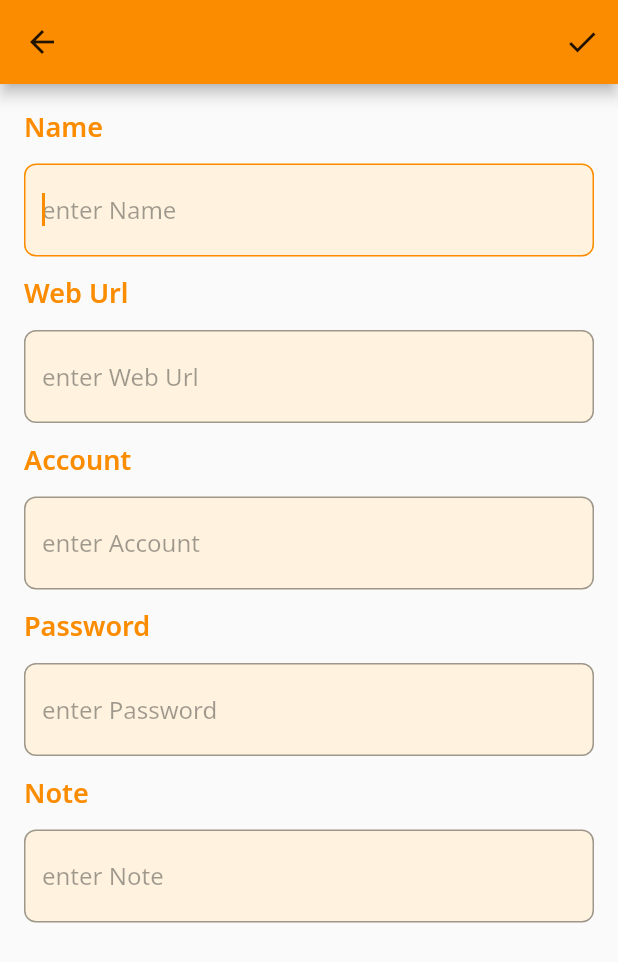
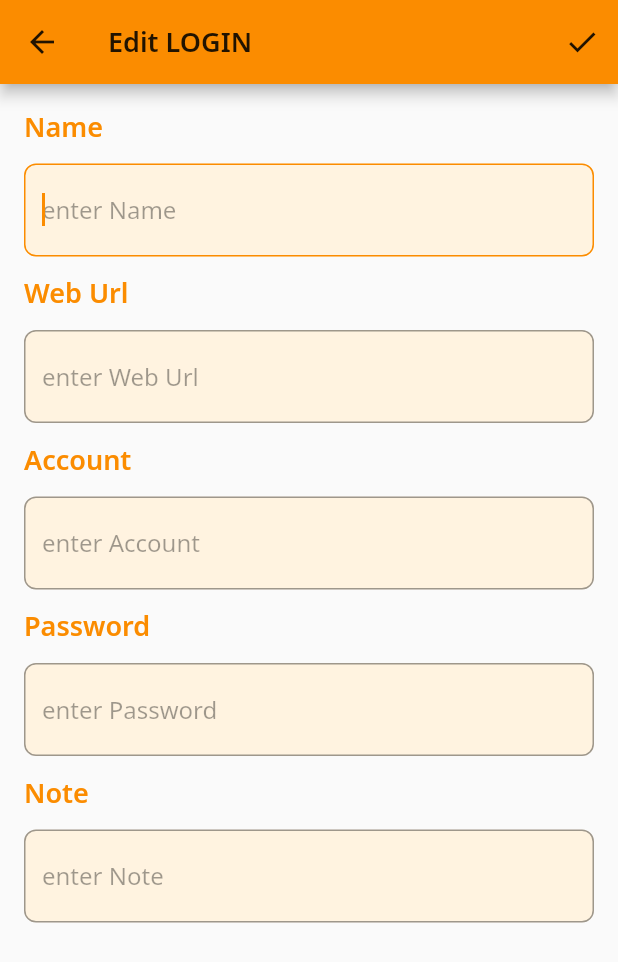
Before and after one commit to s00001sam/Go-Go-Password, a Flutter app: the LoginInfoContentPage screen opened directly with empty values, after a tap on the "edit" icon, on a phone screen of 412 x 824 dp. Shown: the top 962 px of the screen. Run offline on Flutter 3.47's test engine with Material 2 defaults, Android fonts, the light colour scheme and no system bars; our stand-ins replace flutter_riverpod, go_router, google_fonts; missing offline and left inert: dart:ffi.

Commit message:
Add ErrorView, LoadingView & refactor code for state management

```diff
--- a/lib/view/loginInfo/login_info_content_page.dart
+++ b/lib/view/loginInfo/login_info_content_page.dart
@@ -39,9 +39,12 @@ class _LoginInfoContentPageState extends ConsumerState<LoginInfoContentPage> {
         ref.watch(contentEditStateProvider) == ContentEditState.editing;
     final stateReading = ref.read(contentEditStateProvider.notifier);
     var stringResource = S.of(context);
-    final loginInfo = ref.watch(getLoginInfoProvider(widget.id ?? ''));
+    final loginInfo = ref.watch(getLoginInfoProvider(widget.id));
     var actionIcon = isEditing ? Icons.done : Icons.edit;
-    var title = '';
+    var loginStr = stringResource.tab_bar_title_login;
+    var title = isEditing
+        ? stringResource.edit_title(loginStr)
+        : ref.watch(loginInfoContentViewModelProvider.notifier).title;
 
     return Scaffold(
         appBar: BaseAppBar(
@@ -63,11 +66,6 @@ class _LoginInfoContentPageState extends ConsumerState<LoginInfoContentPage> {
         ),
         body: loginInfo.when(
           data: (data) {
-            var loginStr = stringResource.tab_bar_title_login;
-            var name = data.name;
-            setState(() {
-              title = isEditing ? stringResource.edit_title(loginStr) : name;
-            });
             var nameFocusNode = FocusNode();
             if (isEditing) nameFocusNode.requestFocus();
 
@@ -76,8 +74,8 @@ class _LoginInfoContentPageState extends ConsumerState<LoginInfoContentPage> {
               nameFocusNode: nameFocusNode,
             );
           },
-          error: (error, stackTrace) => const Center(),
-          loading: () => const Center(child: CircularProgressIndicator()),
+          error: (error, stackTrace) => ErrorView(error: error.toString()),
+          loading: () => const LoadingView(),
         ));
   }
 }
--- a/lib/view/loginInfo/login_info_content_view_model.dart
+++ b/lib/view/loginInfo/login_info_content_view_model.dart
@@ -18,9 +18,13 @@ final contentEditStateProvider = StateProvider.autoDispose<ContentEditState>(
 class LoginInfoContentViewModel extends StateNotifier<bool> {
   LoginInfoContentViewModel() : super(false);
 
-  Future<LoginInfo> getLoginInfo(String id) async {
+  var title = '';
+
+  Future<LoginInfo?> getLoginInfo(String id) async {
     // TODO : change to use repository
-    Future.delayed(const Duration(seconds: 2));
-    return login1;
+    Future.delayed(const Duration(seconds: 10));
+    var loginInfo = login1;
+    title = loginInfo.title;
+    return loginInfo;
   }
 }
```
Also changed, not shown: lib/view/common.dart (+24 -0 lines), lib/view/home/home_page.dart (+4 -4 lines).
